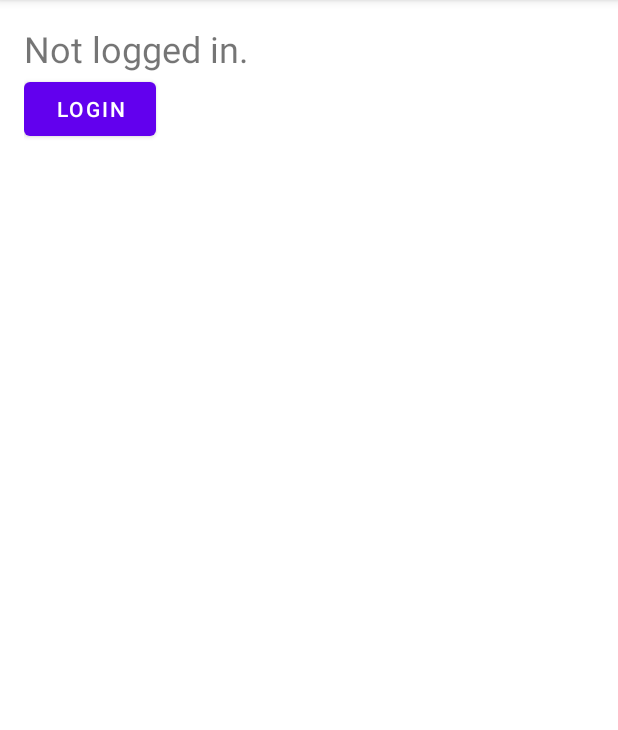
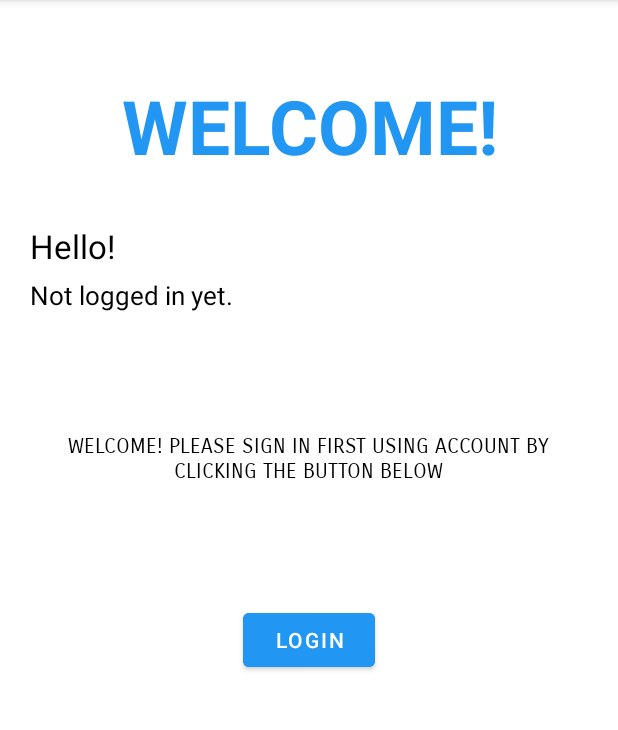
Before and after one commit to broccoliass/CarParkTracker, an Android app: the screen it shows after launch (HomeActivity), on a phone screen of 412 x 824 dp, the part 84-814 px from its top. Run offline under Robolectric (Android 15) with nearby library versions, the phone set to English and light mode, and no system bars; our stand-ins replace Firebase (no records; nobody signed in at launch, a user with empty details on screens opened directly).

Commit message:
done with login activity and home activity

```diff
--- a/app/build.gradle
+++ b/app/build.gradle
@@ -32,6 +32,7 @@ android {
 
 dependencies {
 
+    implementation 'com.google.android.material:material:1.3.0-alpha01'
     implementation 'com.google.android.gms:play-services-location:17.0.0'
     implementation 'androidx.appcompat:appcompat:1.5.1'
     implementation 'com.google.android.material:material:1.7.0'
--- a/app/src/main/java/com/example/newworld/HomeActivity.java
+++ b/app/src/main/java/com/example/newworld/HomeActivity.java
@@ -6,25 +6,26 @@ import android.graphics.BitmapFactory;
 import android.os.Bundle;
 import android.view.View;
 import android.widget.Button;
+import android.widget.GridLayout;
 import android.widget.ImageView;
 import android.widget.LinearLayout;
 import android.widget.TextView;
 
 import androidx.appcompat.app.AppCompatActivity;
+import androidx.cardview.widget.CardView;
 
 import com.google.firebase.auth.FirebaseAuth;
 import com.google.firebase.auth.FirebaseUser;
 
-public class HomeActivity extends AppCompatActivity {
-
-    private static final String TAG = "HomeActivity";
+public class HomeActivity extends AppCompatActivity implements View.OnClickListener{
 
     private TextView loginInfoTextView;
-    private Button mapsButton;
-    private Button aboutButton;
     private Button logoutButton;
     private Button loginButton;
-    private LinearLayout buttonsLayout;
+    private ImageView imageView;
+    private TextView welcomemessage;
+    private GridLayout gridLayout;
+    private CardView mapsButton, aboutButton;
 
     @Override
     protected void onCreate(Bundle savedInstanceState) {
@@ -36,7 +37,12 @@ public class HomeActivity extends AppCompatActivity {
         aboutButton = findViewById(R.id.about_button);
         logoutButton = findViewById(R.id.logout_button);
         loginButton = findViewById(R.id.login_button);
-        buttonsLayout = findViewById(R.id.buttons_layout);
+        imageView = findViewById(R.id.profile_picture);
+        welcomemessage = findViewById(R.id.textView2);
+        gridLayout = findViewById(R.id.grid_layout);
+
+        mapsButton.setOnClickListener(this);
+        aboutButton.setOnClickListener(this);
 
         // Check if the user is logged in
         FirebaseUser user = FirebaseAuth.getInstance().getCurrentUser();
@@ -45,29 +51,17 @@ public class HomeActivity extends AppCompatActivity {
             String email = user.getEmail();
             loginInfoTextView.setText("Logged in as: " + email);
             loginButton.setVisibility(View.GONE);
-            buttonsLayout.setVisibility(View.VISIBLE);
+            gridLayout.setVisibility(View.VISIBLE);
             logoutButton.setVisibility(View.VISIBLE);
-
-            ImageView imageView = findViewById(R.id.profile_image);
-
-            // Decode the image file into a Bitmap
-            Bitmap originalBitmap = BitmapFactory.decodeResource(getResources(), R.drawable.profile_picture);
-
-            // Resize the bitmap
-            int newWidth = 300;
-            int newHeight = 300;
-            Bitmap resizedBitmap = Bitmap.createScaledBitmap(originalBitmap, newWidth, newHeight, true);
-
-            // Set the ImageView to display the resized bitmap
-            imageView.setImageBitmap(resizedBitmap);
+            welcomemessage.setText("So you have logged in. Now you can checkout the maps that show your current location and see information about us or click log out button below to log out.");
 
         } else {
             // User is not signed in
             // Display the login button
-            loginInfoTextView.setText("Not logged in.");
             loginButton.setVisibility(View.VISIBLE);
-            buttonsLayout.setVisibility(View.GONE);
+            gridLayout.setVisibility(View.GONE);
             logoutButton.setVisibility(View.GONE);
+            imageView.setVisibility(View.GONE);
         }
 
         // Prevent the user from going back to the login screen by pressing the back button
@@ -83,23 +77,7 @@ public class HomeActivity extends AppCompatActivity {
             }
         });
 
-        // Set up the maps button
-        mapsButton.setOnClickListener(new View.OnClickListener() {
-            @Override
-            public void onClick(View v) {
-                startActivity(new Intent(HomeActivity.this, MapsActivity.class));
-            }
-        });
-
-        // Set up the about button
-        aboutButton.setOnClickListener(new View.OnClickListener() {
-            @Override
-            public void onClick(View v) {
-                startActivity(new Intent(HomeActivity.this, AboutActivity.class));
-            }
-        });
-
-        // Set up the logout
+        // Set up the logout button
         logoutButton.setOnClickListener(new View.OnClickListener() {
             @Override
             public void onClick(View v) {
@@ -109,4 +87,16 @@ public class HomeActivity extends AppCompatActivity {
             }
         });
     }
+
+    @Override
+    public void onClick(View v) {
+        switch (v.getId()){
+            case R.id.maps_button:
+                startActivity(new Intent(HomeActivity.this, MapsActivity.class));
+                break;
+            case R.id.about_button:
+                startActivity(new Intent(HomeActivity.this, AboutActivity.class));
+                break;
+        }
+    }
 }
--- a/app/src/main/res/layout/activity_home.xml
+++ b/app/src/main/res/layout/activity_home.xml
@@ -1,55 +1,177 @@
 <?xml version="1.0" encoding="utf-8"?>
-<LinearLayout xmlns:android="http://schemas.android.com/apk/res/android"
+<ScrollView
+    xmlns:android="http://schemas.android.com/apk/res/android"
     xmlns:app="http://schemas.android.com/apk/res-auto"
+    xmlns:tools="http://schemas.android.com/tools"
+    android:layout_width="match_parent"
+    android:layout_height="match_parent"
+    tools:context=".MainActivity">
+
+    <LinearLayout
         android:layout_width="match_parent"
         android:layout_height="match_parent"
         android:orientation="vertical"
-    android:padding="16dp">
+        android:gravity="center">
 
-    <ImageView
-        android:id="@+id/profile_image"
+
+        <TextView
+            android:id="@+id/home"
+            android:layout_width="match_parent"
+            android:layout_height="wrap_content"
+            android:layout_alignParentStart="true"
+            android:layout_alignParentTop="true"
+            android:layout_marginStart="0dp"
+            android:layout_marginTop="50dp"
+            android:gravity="center"
+            android:text="WELCOME!"
+            android:textColor="#2196F3"
+            android:textSize="50dp"
+            android:textStyle="bold" />
+
+        <RelativeLayout
+            android:layout_width="match_parent"
+            android:layout_height="wrap_content"
+            android:layout_marginLeft="20dp"
+            android:layout_marginTop="32dp"
+            android:layout_marginRight="20dp">
+
+
+            <TextView
+                android:id="@+id/hello"
                 android:layout_width="wrap_content"
                 android:layout_height="wrap_content"
-
-        />
+                android:text="Hello!"
+                android:textColor="#000000"
+                android:textSize="22sp" />
 
             <TextView
                 android:id="@+id/login_info_text_view"
                 android:layout_width="wrap_content"
                 android:layout_height="wrap_content"
-        android:textSize="24sp"
-        android:text="Information"/>
+                android:layout_below="@+id/hello"
+                android:layout_marginTop="6dp"
+                android:text="Not logged in yet."
+                android:textColor="#000000"
+                android:textSize="17sp" />
+
+            <ImageView
+                android:id="@+id/profile_picture"
+                android:layout_width="62dp"
+                android:layout_height="62dp"
+                android:layout_alignParentRight="true"
+                android:src="@drawable/profile_picture" />
+
+        </RelativeLayout>
 
 
-    <LinearLayout
-        android:id="@+id/buttons_layout"
+        <TextView
+            android:id="@+id/textView2"
+            android:layout_width="350dp"
+            android:layout_height="wrap_content"
+            android:layout_marginTop="80dp"
+            android:layout_marginBottom="30dp"
+            android:fontFamily="sans-serif-smallcaps"
+            android:gravity="center"
+            android:text="WELCOME! PLEASE SIGN IN FIRST USING ACCOUNT BY CLICKING THE BUTTON BELOW"
+            android:textColor="@color/black" />
+
+        <Button
+            android:id="@+id/login_button"
             android:layout_width="wrap_content"
             android:layout_height="wrap_content"
-        android:orientation="horizontal">
-
-        <Button
-            android:id="@+id/maps_button"
-            android:layout_width="wrap_content"
-            android:layout_height="wrap_content"
-            android:text="Maps" />
-
-        <Button
-            android:id="@+id/about_button"
-            android:layout_width="wrap_content"
-            android:layout_height="wrap_content"
-            android:text="About" />
-    </LinearLayout>
+            android:layout_marginTop="50dp"
+            android:layout_marginBottom="8dp"
+            android:backgroundTint="#2196F3"
+            android:text="Login" />
 
         <Button
             android:id="@+id/logout_button"
             android:layout_width="wrap_content"
             android:layout_height="wrap_content"
-        android:text="Logout" />
+            android:backgroundTint="#2196F3"
+            android:text="Log Out" />
 
-    <Button
-        android:id="@+id/login_button"
+        <GridLayout
+            android:id="@+id/grid_layout"
+            android:layout_width="match_parent"
+            android:layout_height="wrap_content"
+            android:layout_marginTop="90dp"
+            android:alignmentMode="alignMargins"
+            android:columnCount="2"
+            android:columnOrderPreserved="false"
+            android:rowCount="3">
+
+            <androidx.cardview.widget.CardView
+                android:id="@+id/maps_button"
                 android:layout_width="wrap_content"
                 android:layout_height="wrap_content"
-        android:text="Login" />
+                android:layout_rowWeight="1"
+                android:layout_columnWeight="1"
+                android:layout_margin="20dp"
+                app:cardCornerRadius="30dp"
+                app:cardElevation="6dp">
+
+                <LinearLayout
+                    android:layout_width="match_parent"
+                    android:layout_height="match_parent"
+                    android:gravity="center"
+                    android:orientation="vertical"
+                    android:padding="16dp">
+
+                    <ImageView
+                        android:layout_width="80dp"
+                        android:layout_height="80dp"
+                        android:src="@drawable/map" />
+
+                    <TextView
+                        android:layout_width="wrap_content"
+                        android:layout_height="wrap_content"
+                        android:layout_marginTop="12dp"
+                        android:text="Maps"
+                        android:textColor="#000"
+                        android:textSize="18sp" />
 
                 </LinearLayout>
+
+            </androidx.cardview.widget.CardView>
+
+            <androidx.cardview.widget.CardView
+                android:id="@+id/about_button"
+                android:layout_width="wrap_content"
+                android:layout_height="wrap_content"
+                android:layout_rowWeight="1"
+                android:layout_columnWeight="1"
+                android:layout_margin="20dp"
+                app:cardCornerRadius="30dp"
+                app:cardElevation="6dp">
+
+                <LinearLayout
+                    android:layout_width="match_parent"
+                    android:layout_height="match_parent"
+                    android:gravity="center"
+                    android:orientation="vertical"
+                    android:padding="16dp">
+
+                    <ImageView
+                        android:layout_width="80dp"
+                        android:layout_height="80dp"
+                        android:src="@drawable/group" />
+
+                    <TextView
+                        android:layout_width="wrap_content"
+                        android:layout_height="wrap_content"
+                        android:layout_marginTop="12dp"
+                        android:text="About Us"
+                        android:textColor="#000"
+                        android:textSize="18sp" />
+
+                </LinearLayout>
+
+            </androidx.cardview.widget.CardView>
+
+
+        </GridLayout>
+
+    </LinearLayout>
+
+</ScrollView>
--- a/app/src/main/res/layout/activity_login.xml
+++ b/app/src/main/res/layout/activity_login.xml
@@ -13,28 +13,29 @@
         android:id="@+id/title_text_view"
         android:layout_width="wrap_content"
         android:layout_height="wrap_content"
-        android:text="login_title"
+        android:layout_marginBottom="16dp"
+        android:text="Login to Your Life"
+        android:textColor="#2196F3"
         android:textSize="24sp"
-        android:textStyle="bold"
-        android:layout_marginBottom="16dp" />
+        android:textStyle="bold" />
 
     <EditText
         android:id="@+id/email_edit_text"
         android:layout_width="match_parent"
         android:layout_height="wrap_content"
-        android:hint="email_hint"
+        android:layout_marginBottom="16dp"
+        android:hint="Enter your email here"
         android:inputType="textEmailAddress"
-        android:maxLines="1"
-        android:layout_marginBottom="16dp" />
+        android:maxLines="1" />
 
     <EditText
         android:id="@+id/password_edit_text"
         android:layout_width="match_parent"
         android:layout_height="wrap_content"
-        android:hint="password_hint"
+        android:layout_marginBottom="16dp"
+        android:hint="Password is hidden"
         android:inputType="textPassword"
-        android:maxLines="1"
-        android:layout_marginBottom="16dp" />
+        android:maxLines="1" />
 
     <ProgressBar
         android:id="@+id/progress_bar"
@@ -48,13 +49,15 @@
         android:id="@+id/login_button"
         android:layout_width="wrap_content"
         android:layout_height="wrap_content"
-        android:text="login_button_text"
-        android:layout_marginBottom="8dp" />
+        android:layout_marginBottom="8dp"
+        android:backgroundTint="#2196F3"
+        android:text="Login" />
 
     <Button
         android:id="@+id/sign_up_button"
         android:layout_width="wrap_content"
         android:layout_height="wrap_content"
-        android:text="sign_up_button_text" />
+        android:backgroundTint="#2196F3"
+        android:text="SIgn Up" />
 
 </LinearLayout>
```
Also changed, not shown: app/src/main/res/drawable/default_profile.jpg (deleted), app/src/main/res/drawable/group.png (added), app/src/main/res/drawable/map.png (added). Lines whose indentation alone changed are shown as unchanged.
